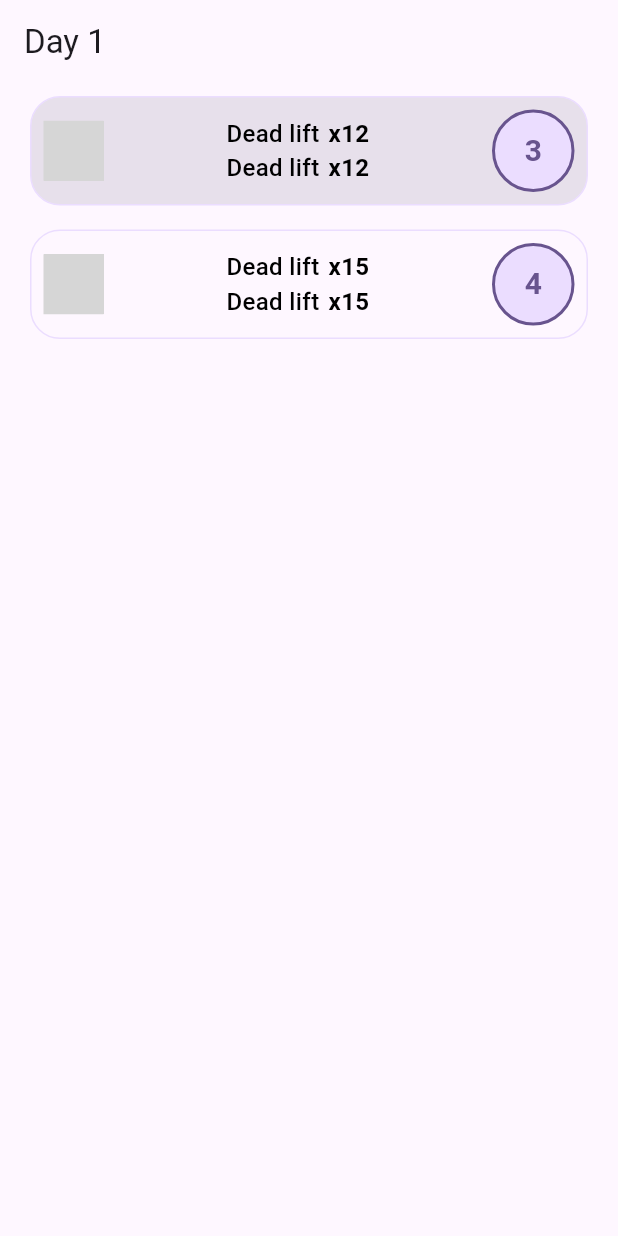
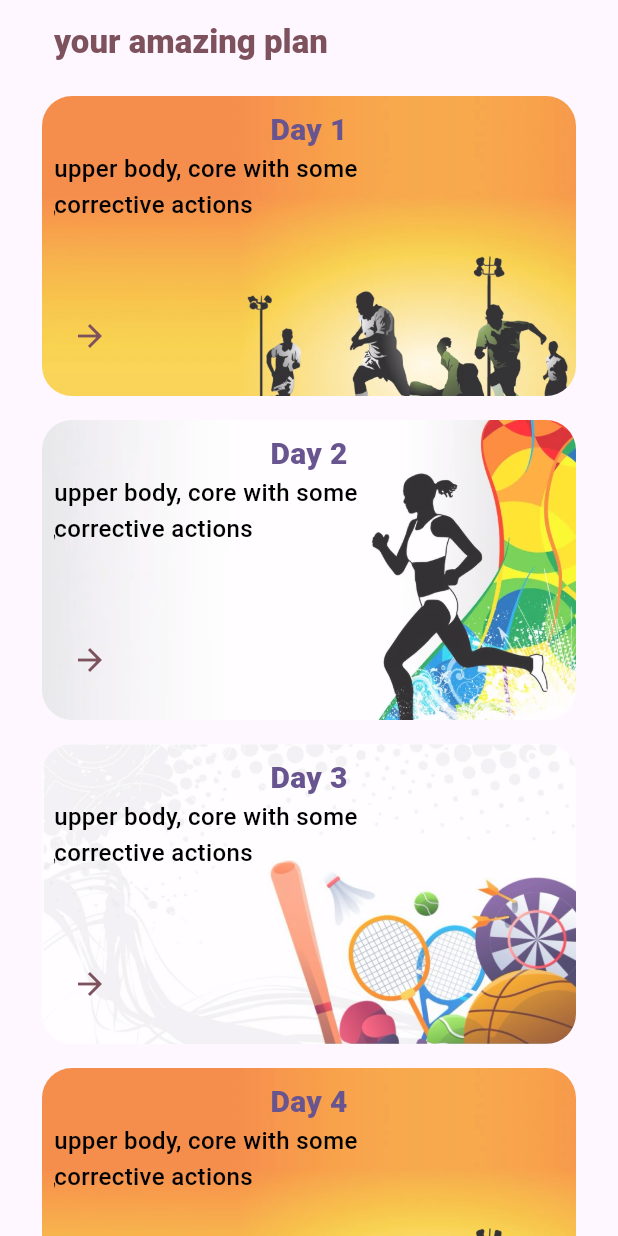
Before and after one commit to Zaaraa96/gym_app_layout, a Flutter app: the screen it shows after launch, on a phone screen of 412 x 824 dp. Run offline on Flutter 3.47's test engine with Material 3 defaults, Android fonts, the phone set to English and light mode, and no system bars; our stand-ins replace flutter_svg, lottie; project files that could hold a hidden picture were left out; grey boxes are pictures that could not be loaded.

Commit message:
add page for plan

```diff
--- a/lib/features/single_day_plan_page.dart
+++ b/lib/features/single_day_plan_page.dart
@@ -7,9 +7,10 @@ import '../common/widgets/app_text.dart';
 
 class SingleDayPlanModel{
   final String title;
+  final String summary;
   final List<SingleExerciseWithRound> exercises;
 
-  SingleDayPlanModel({required this.title, required this.exercises});
+  SingleDayPlanModel({required this.title, required this.exercises, required this.summary});
 }
 
 class SingleExerciseWithRound{
@@ -51,9 +52,6 @@ class SingleDayPlan extends StatelessWidget {
               singleExerciseWithRound: singleDayPlanModel.exercises[item],
             );
           },
-          //     separatorBuilder: (context, int item){
-          //   return const Divider(height: 6, thickness: 1,);
-          // },
           itemCount: singleDayPlanModel.exercises.length),
     );
   }
--- /dev/null
+++ b/lib/features/single_plan_page.dart
@@ -0,0 +1,80 @@
+
+import 'package:flutter/material.dart';
+import 'package:gym_app/common/widgets/app_scaffold.dart';
+import 'package:gym_app/common/widgets/app_text.dart';
+import 'package:gym_app/features/single_day_plan_page.dart';
+
+import '../common/app_theme.dart';
+
+
+class SinglePlanModel{
+  final String title;
+  final List<SingleDayPlanModel> dayPlans;
+
+  SinglePlanModel({required this.title, required this.dayPlans});
+}
+
+class SinglePlanPage extends StatelessWidget {
+  final SinglePlanModel plan;
+  const SinglePlanPage({super.key, required this.plan});
+
+  @override
+  Widget build(BuildContext context) {
+    return  AppScaffold(
+      body: CustomScrollView(
+        slivers: [
+           SliverAppBar(
+            title: AppText(plan.title, style: titleTextStyle.copyWith(color: appTheme.colorScheme.tertiary, fontSize: 22),),
+          ),
+          SliverList(
+            delegate: SliverChildBuilderDelegate(
+                  (BuildContext context, int index) {
+                    final dayPlan = plan.dayPlans[index];
+                return Padding(
+                  padding: const EdgeInsets.all(8.0),
+                  child: Container(
+                    height: 200,
+                    width: double.infinity,
+                    alignment: Alignment.center,
+                    child: Stack(
+                      children: [
+                        ClipRRect(
+                          borderRadius: BorderRadius.circular(20),
+                          child: Transform.flip(
+                              flipX: index == 1,
+                              child: Opacity(
+                                opacity: 0.8,
+                                child: Image.asset("assets/image/${index%3}.png",
+                                  fit: BoxFit.cover,width: double.infinity,),
+                              )),
+                        ),
+                        Padding(
+                          padding:  const EdgeInsets.all(8.0),
+                          child: Column(
+                            children: [
+                               AppText(dayPlan.title, style: titleTextStyle,),
+                              Padding(
+                                padding:  EdgeInsets.only(right: MediaQuery.of(context).size.width/3),
+                                child: AppText(dayPlan.summary, style: dataTextStyle,),
+                              ),
+                              const Spacer(),
+                              Align(
+                                  alignment: Alignment.bottomLeft,
+                                  child: IconButton(onPressed: (){}, icon: Icon(Icons.arrow_forward, color: appTheme.colorScheme.tertiary,))),
+                              const SizedBox(height: 8,),
+                            ],
+                          ),
+                        )
+                      ],
+                    ),
+                  ),
+                );
+              },
+              childCount: plan.dayPlans.length,
+            ),
+          ),
+        ],
+      ),
+    );
+  }
+}
--- a/lib/main.dart
+++ b/lib/main.dart
@@ -2,37 +2,64 @@ import 'package:flutter/material.dart';
 
 import 'common/app_theme.dart';
 import 'features/single_day_plan_page.dart';
+import 'features/single_plan_page.dart';
 import 'features/welcome_page.dart';
 
 void main() {
-  runApp(const MyApp());
+  runApp( MyApp());
 }
 
 class MyApp extends StatelessWidget {
-  const MyApp({super.key});
+   MyApp({super.key});
 
+  final SingleExerciseWithRound exerciseWithRound = SingleExerciseWithRound(
+      exerciseWithRepetitionModels: [
+        ExerciseWithRepetitionModel(repetition: 12, title: 'Dead lift'),
+        ExerciseWithRepetitionModel(repetition: 12, title: 'Dead lift')
+      ], roundNum: 3, svgPath: 'assets/image/upper-body.svg'
+  );
   // This widget is the root of your application.
   @override
   Widget build(BuildContext context) {
     return MaterialApp(
       title: 'Flutter Demo',
       theme: appTheme,
-      home:  SingleDayPlan(singleDayPlanModel: SingleDayPlanModel(title: 'Day 1', exercises: [
-        SingleExerciseWithRound(
-          exerciseWithRepetitionModels: [
-            ExerciseWithRepetitionModel(repetition: 12, title: 'Dead lift'),
-            ExerciseWithRepetitionModel(repetition: 12, title: 'Dead lift')
-          ], roundNum: 3, svgPath: 'assets/image/upper-body.svg'
-      ),
-        SingleExerciseWithRound(
-          exerciseWithRepetitionModels: [
-            ExerciseWithRepetitionModel(repetition: 15, title: 'Dead lift'),
-            ExerciseWithRepetitionModel(repetition: 15, title: 'Dead lift')
-          ], roundNum: 4, svgPath: 'assets/image/upper-body.svg'
-      ),
-      ]
+      home:
+      SinglePlanPage(plan: SinglePlanModel(title: 'your amazing plan',
+          dayPlans: [
+          SingleDayPlanModel(title: 'Day 1',
+              summary: "upper body, core with some ٖcorrective actions",
+              exercises: [
+                exerciseWithRound,
+                exerciseWithRound,
+            ],
+            ),
+            SingleDayPlanModel(title: 'Day 2',
+              summary: "upper body, core with some ٖcorrective actions",
+              exercises: [
+                exerciseWithRound,
+                exerciseWithRound,
+              ],
+            ),
+          SingleDayPlanModel(title: 'Day 3',
+              summary: "upper body, core with some ٖcorrective actions",
+              exercises: [
+                exerciseWithRound,
+                exerciseWithRound,
+            ],
+            ),
+          SingleDayPlanModel(title: 'Day 4',
+              summary: "upper body, core with some ٖcorrective actions",
+              exercises: [
+                exerciseWithRound,
+                exerciseWithRound,
+            ],
+            ),
 
-      ), ),
+      ]),)
+
     );
   }
 }
+
+//todo: next is adding getX for routing
```
Also changed, not shown: assets/image/0.png (added), assets/image/1.png (added), assets/image/2.png (added), 1 other file.
